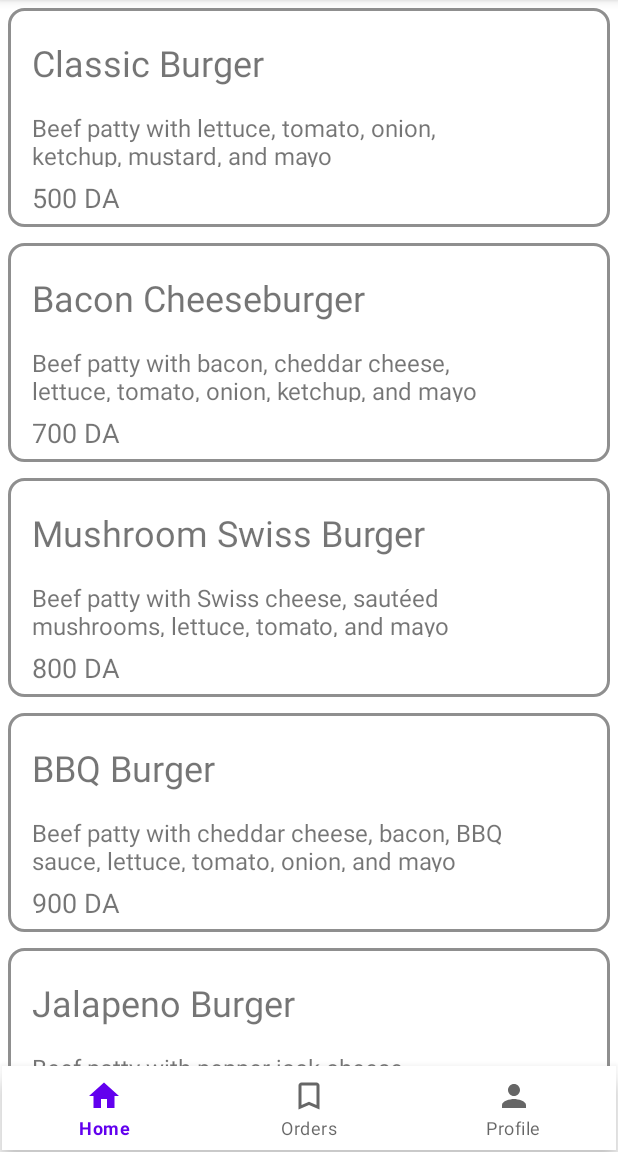
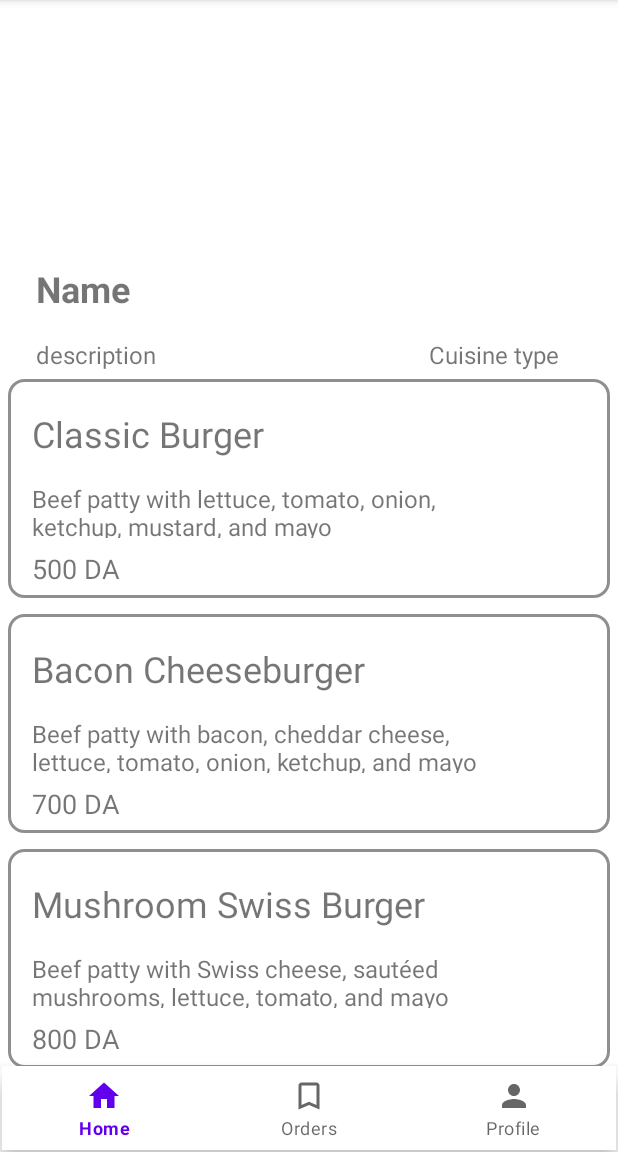
Before and after one commit to ayoubbsn/DeliveryApp, an Android app: the menuFragment screen opened through its navigation route, on a phone screen of 412 x 824 dp, the part 84-1236 px from its top. Run offline under Robolectric (Android 15) with nearby library versions, the phone set to English and light mode, and no system bars; our stand-ins replace Room's generated code, navigation-ui; network calls fail; pictures from the network do not load; 2 statements that could not run were skipped.

Commit message:
menu integrated

```diff
--- a/app/build.gradle
+++ b/app/build.gradle
@@ -47,8 +47,8 @@ dependencies {
 
 
     //Retrofit
-    implementation 'com.squareup.retrofit2:retrofit:2.6.0'
-    implementation 'com.squareup.retrofit2:converter-gson:2.6.0'
+    implementation 'com.squareup.retrofit2:retrofit:2.9.0'
+    implementation 'com.squareup.retrofit2:converter-gson:2.9.0'
     implementation 'com.google.code.gson:gson:2.8.5'
 
 
--- a/app/src/main/AndroidManifest.xml
+++ b/app/src/main/AndroidManifest.xml
@@ -1,7 +1,7 @@
 <?xml version="1.0" encoding="utf-8"?>
 <manifest xmlns:android="http://schemas.android.com/apk/res/android"
     xmlns:tools="http://schemas.android.com/tools">
-
+    <uses-permission android:name="android.permission.INTERNET" />
     <application
         android:allowBackup="true"
         android:dataExtractionRules="@xml/data_extraction_rules"
@@ -10,6 +10,7 @@
         android:label="@string/app_name"
         android:supportsRtl="true"
         android:theme="@style/Theme.DeliveryApplication"
+        android:usesCleartextTraffic="true"
         tools:targetApi="31">
         <activity
             android:name=".MainActivity"
--- a/app/src/main/java/com/example/deliveryapplication/HomeFragment.kt
+++ b/app/src/main/java/com/example/deliveryapplication/HomeFragment.kt
@@ -5,6 +5,7 @@ import androidx.fragment.app.Fragment
 import android.view.LayoutInflater
 import android.view.View
 import android.view.ViewGroup
+import androidx.lifecycle.Observer
 import androidx.lifecycle.ViewModelProvider
 import androidx.navigation.fragment.findNavController
 import androidx.recyclerview.widget.LinearLayoutManager
@@ -13,6 +14,7 @@ import androidx.recyclerview.widget.RecyclerView
 
 class HomeFragment : Fragment() {
     private lateinit var viewModel: MainActivityViewModel
+    private lateinit var adapter: RecyclerViewHomeAdapter
 
     override fun onCreateView(
         inflater: LayoutInflater, container: ViewGroup?,
@@ -22,17 +24,25 @@ class HomeFragment : Fragment() {
         //view model
         viewModel = ViewModelProvider(this).get(MainActivityViewModel::class.java)
 
+        val rootView = inflater.inflate(R.layout.fragment_home, container, false)
+        val recyclerView = rootView.findViewById<RecyclerView>(R.id.restList)
+        recyclerView.setHasFixedSize(true)
+        recyclerView.layoutManager = LinearLayoutManager(activity)
 
-        val rootView = inflater.inflate(R.layout.fragment_home, container, false)
-        val recyclerView = rootView.findViewById(R.id.restList) as RecyclerView
-        recyclerView.setHasFixedSize(true)
-        val mlayoutManager = LinearLayoutManager(activity)
-        recyclerView.layoutManager = mlayoutManager
+        // Initialize adapter
+        adapter = RecyclerViewHomeAdapter(emptyList())
+        recyclerView.adapter = adapter
 
-        val restList = viewModel.restaurantList
-        recyclerView.adapter = RecyclerViewHomeAdapter(restList)
+        // Fetch restaurants
+        viewModel.restaurantsLiveData.observe(viewLifecycleOwner, Observer { restaurants ->
+            // Update the restaurants in the adapter
+            adapter.updateRestaurants(restaurants)
+        })
 
-        (recyclerView.adapter as RecyclerViewHomeAdapter).setOnItemClickListener(object : RecyclerViewHomeAdapter.OnItemClickListener {
+        viewModel.fetchRestaurants()
+
+        // click listener for redirection to the menu list
+        adapter.setOnItemClickListener(object : RecyclerViewHomeAdapter.OnItemClickListener {
             override fun onItemClick(position: Int) {
                 // Navigate to second fragment using NavController
                 findNavController().navigate(R.id.action_homeFragment_to_menuFragment)
@@ -41,5 +51,4 @@ class HomeFragment : Fragment() {
 
         return rootView
     }
-
 }
--- a/app/src/main/java/com/example/deliveryapplication/MainActivity.kt
+++ b/app/src/main/java/com/example/deliveryapplication/MainActivity.kt
@@ -7,7 +7,11 @@ import androidx.navigation.ui.setupWithNavController
 import com.google.android.material.bottomnavigation.BottomNavigationView
 import android.content.Context
 import androidx.core.content.edit
+import androidx.lifecycle.ViewModelProvider
 import androidx.room.Room
+import com.bumptech.glide.Glide
+import com.example.deliveryapplication.model.retrofit.RestaurantAPI
+import com.example.deliveryapplication.model.retrofit.RetrofitObject
 import com.example.deliveryapplication.model.room.AppDatabase
 import kotlinx.coroutines.*
 
@@ -31,12 +35,16 @@ class MainActivity : AppCompatActivity() {
         val viewModelScope = CoroutineScope(Dispatchers.Main)
 
         viewModelScope.launch(Dispatchers.IO) {
-            val db =
-                Room.databaseBuilder(applicationContext, AppDatabase::class.java, "AppDatabase")
-                    .fallbackToDestructiveMigration()
-                    .build()
-            println("data :" + db.menuDataDao().getMenuDataItemsAll())
+            val restaurantAPI = RetrofitObject.getInstance().create(RestaurantAPI::class.java)
+            // launching a new coroutine
+            GlobalScope.launch {
+                val result = restaurantAPI.getRestaurants()
+                if (result != null)
+                // Checking the results
+                    println("ayush: " + result.body().toString())
+            }
         }
+
 
     }
 
--- a/app/src/main/java/com/example/deliveryapplication/MainActivityViewModel.kt
+++ b/app/src/main/java/com/example/deliveryapplication/MainActivityViewModel.kt
@@ -1,60 +1,21 @@
 package com.example.deliveryapplication
 
+import androidx.lifecycle.MutableLiveData
 import androidx.lifecycle.ViewModel
+import androidx.lifecycle.viewModelScope
 import com.example.deliveryapplication.model.entity.MenuItem
 import com.example.deliveryapplication.model.entity.Restaurant
+import com.example.deliveryapplication.model.retrofit.RestaurantAPI
+import com.example.deliveryapplication.model.retrofit.RetrofitObject
+import com.example.deliveryapplication.model.retrofit.entity.Restaurants
+import kotlinx.coroutines.*
 
 class MainActivityViewModel : ViewModel() {
-    var restaurantList = mutableListOf<Restaurant>(
-        Restaurant(
-            "Burger Barn",
-            """
-                    Experience the exotic flavors of Turkey with our authentic dishes made with fresh
-                    and aromatic ingredients. Enjoy a delightful culinary journey at our
-                    Turkish restaurant.
-                """.trimIndent(),
-            R.drawable.burger,
-            250,
-            4.5,
-            34
-        ),
-        Restaurant(
-            "Burger Barn",
-            """
-                    Experience the exotic flavors of Turkey with our authentic dishes made with fresh
-                    and aromatic ingredients. Enjoy a delightful culinary journey at our
-                    Turkish restaurant.
-                """.trimIndent(),
-            R.drawable.burger,
-            250,
-            4.5,
-            34
-        ),
-        Restaurant(
-            "Burger Barn",
-            """
-                    Experience the exotic flavors of Turkey with our authentic dishes made with fresh
-                    and aromatic ingredients. Enjoy a delightful culinary journey at our
-                    Turkish restaurant.
-                """.trimIndent(),
-            R.drawable.burger,
-            250,
-            4.5,
-            34
-        ),
-        Restaurant(
-            "Burger Barn",
-            """
-                    Experience the exotic flavors of Turkey with our authentic dishes made with fresh
-                    and aromatic ingredients. Enjoy a delightful culinary journey at our
-                    Turkish restaurant.
-                """.trimIndent(),
-            R.drawable.burger,
-            250,
-            4.5,
-            34
-        )
-    )
+
+    private val restaurantAPI = RetrofitObject.getInstance().create(RestaurantAPI::class.java)
+    val restaurantsLiveData = MutableLiveData<List<Restaurants>>()
+
+
     var menuItems = mutableListOf<MenuItem>(
         MenuItem(1,"Classic Burger", "Beef patty with lettuce, tomato, onion, ketchup, mustard, and mayo", 500),
         MenuItem(2,"Bacon Cheeseburger", "Beef patty with bacon, cheddar cheese, lettuce, tomato, onion, ketchup, and mayo", 700),
@@ -67,4 +28,18 @@ class MainActivityViewModel : ViewModel() {
         MenuItem(9,"Chili Burger", "Beef patty with chili con carne, cheddar cheese, lettuce, tomato, and onion", 950),
         MenuItem(10,"Buffalo Chicken Burger", "Grilled chicken breast with buffalo sauce, blue cheese dressing, lettuce, tomato, and onion", 800)
     )
+
+
+
+    fun fetchRestaurants() {
+        viewModelScope.launch(Dispatchers.IO) {
+            val response = restaurantAPI.getRestaurants()
+            if(response.isSuccessful && response.body() != null) {
+                restaurantsLiveData.postValue(response.body())
+            }
+        }
+    }
+
+
+
 }
--- a/app/src/main/java/com/example/deliveryapplication/RecyclerViewHomeAdapter.kt
+++ b/app/src/main/java/com/example/deliveryapplication/RecyclerViewHomeAdapter.kt
@@ -7,9 +7,12 @@ import android.view.ViewGroup
 import android.widget.ImageView
 import android.widget.TextView
 import androidx.recyclerview.widget.RecyclerView
+import com.bumptech.glide.Glide
 import com.example.deliveryapplication.model.entity.Restaurant
+import com.example.deliveryapplication.model.retrofit.RetrofitObject
+import com.example.deliveryapplication.model.retrofit.entity.Restaurants
 
-class RecyclerViewHomeAdapter(val data: List<Restaurant>) :
+class RecyclerViewHomeAdapter(var data: List<Restaurants>) :
     RecyclerView.Adapter<RecyclerViewHomeAdapter.MyViewHolder>() {
 
 
@@ -24,22 +27,21 @@ class RecyclerViewHomeAdapter(val data: List<Restaurant>) :
     @SuppressLint("SetTextI18n")
     override fun onBindViewHolder(holder: MyViewHolder, position: Int) {
         holder.apply {
-            nom.text = data[position].name
-            price.text = data[position].price.toInt().toString() + " DA"
+            name.text = data[position].name
+            price.text = "250 DA"
 
-            val avgRating = data[position].rating
-            if (avgRating >= 4) {
-                rating.text = "$avgRating superb"
-            } else if (avgRating > 3) {
-                rating.text = "$avgRating good"
-            } else if (avgRating > 2) {
-                rating.text = "$avgRating acceptable"
-            } else {
-                rating.text = "$avgRating bad"
-            }
+            // rating handling
+            val avgRating = 5.0
+            ratingHandler(avgRating,rating)
 
-            image.setImageResource(data[position].imageRes)
-            reviewNb.text = "(" +data[position].reviewNumber+")"
+
+            // logo handling
+            logo.setImageResource(R.drawable.burger)
+            Glide.with(holder.itemView)
+                .load(RetrofitObject.baseUrl+data[position].logo)
+                .into(logo)
+
+            reviewNb.text = "( 10 )"
 
             holder.itemView.setOnClickListener {
                 listener?.onItemClick(position)
@@ -58,15 +60,30 @@ class RecyclerViewHomeAdapter(val data: List<Restaurant>) :
     }
 
 
-
     class MyViewHolder(view: View) : RecyclerView.ViewHolder(view) {
 
-        val nom = view.findViewById(R.id.nameRes) as TextView
-        val price = view.findViewById(R.id.priceTxt) as TextView
-        val image = view.findViewById(R.id.mainPic) as ImageView
+        val name = view.findViewById(R.id.nameRes) as TextView
+        val price = view.findViewById(R.id.priceTxt) as TextView//
+        val logo = view.findViewById(R.id.mainPic) as ImageView
         val rating = view.findViewById(R.id.ratingTxt) as TextView
         val reviewNb = view.findViewById(R.id.revNumTxt) as TextView
-        var latitude = 0.0
-        var longitude = 0.0
+    }
+
+    fun updateRestaurants(restaurants: List<Restaurants>) {
+        this.data = restaurants
+        notifyDataSetChanged()
+    }
+
+    @SuppressLint("SetTextI18n")
+    fun ratingHandler(avgRating : Double, rating: TextView) {
+        if (avgRating >= 4) {
+            rating.text = "$avgRating superb"
+        } else if (avgRating > 3) {
+            rating.text = "$avgRating good"
+        } else if (avgRating > 2) {
+            rating.text = "$avgRating acceptable"
+        } else {
+            rating.text = "$avgRating bad"
+        }
     }
 }
--- /dev/null
+++ b/app/src/main/java/com/example/deliveryapplication/model/retrofit/RestaurantAPI.kt
@@ -0,0 +1,12 @@
+package com.example.deliveryapplication.model.retrofit
+
+import com.example.deliveryapplication.model.retrofit.entity.Restaurants
+import retrofit2.Response
+import retrofit2.http.GET
+
+interface RestaurantAPI {
+
+    @GET("/restaurant")
+    suspend fun getRestaurants() :  Response<List<Restaurants>>
+
+}
--- /dev/null
+++ b/app/src/main/java/com/example/deliveryapplication/model/retrofit/RetrofitObject.kt
@@ -0,0 +1,18 @@
+package com.example.deliveryapplication.model.retrofit
+
+import retrofit2.Retrofit
+import retrofit2.converter.gson.GsonConverterFactory
+
+object RetrofitObject {
+
+
+    val baseUrl = "http://192.168.56.1:5000/"
+
+    fun getInstance(): Retrofit {
+        return Retrofit.Builder().baseUrl(baseUrl)
+            .addConverterFactory(GsonConverterFactory.create())
+            // we need to add converter factory to
+            // convert JSON object to Java object
+            .build()
+    }
+}
--- /dev/null
+++ b/app/src/main/java/com/example/deliveryapplication/model/retrofit/entity/Restaurants.kt
@@ -0,0 +1,15 @@
+package com.example.deliveryapplication.model.retrofit.entity
+
+data class Restaurants(
+    val id: Int,
+    val name: String,
+    val description: String,
+    val logo: String,
+    val location: String,
+    val latitude: Double,
+    val longitude: Double,
+    val cuisine_type: String,
+    val contact_phone: String,
+    val contact_email: String,
+    val social_media_pages: String
+)
--- a/app/src/main/res/layout/fragment_menu.xml
+++ b/app/src/main/res/layout/fragment_menu.xml
@@ -1,13 +1,15 @@
-<?xml version="1.0" encoding="utf-8"?>
-<FrameLayout
-    xmlns:android="http://schemas.android.com/apk/res/android"
+<FrameLayout xmlns:android="http://schemas.android.com/apk/res/android"
     xmlns:app="http://schemas.android.com/apk/res-auto"
+    android:layout_width="match_parent"
+    android:layout_height="match_parent">
+
+    <androidx.core.widget.NestedScrollView
         android:layout_width="match_parent"
         android:layout_height="match_parent">
 
         <androidx.constraintlayout.widget.ConstraintLayout
             android:layout_width="match_parent"
-        android:layout_height="match_parent">
+            android:layout_height="wrap_content">
 
             <androidx.appcompat.widget.Toolbar
                 android:id="@+id/toolbar"
@@ -15,30 +17,85 @@
                 android:layout_height="?attr/actionBarSize"
                 android:background="?attr/colorPrimary"
                 android:elevation="4dp"
-            app:layout_constraintTop_toTopOf="parent"
+                app:layout_constraintEnd_toEndOf="parent"
                 app:layout_constraintStart_toStartOf="parent"
-            app:layout_constraintEnd_toEndOf="parent" />
+                app:layout_constraintTop_toTopOf="parent" />
+
+            <androidx.constraintlayout.widget.ConstraintLayout
+                android:id="@+id/restDescContainer"
+                android:layout_width="match_parent"
+                android:layout_height="wrap_content"
+                app:layout_constraintBottom_toTopOf="@id/menuList"
+                app:layout_constraintTop_toBottomOf="@id/toolbar">
+
+                <ImageView
+                    android:id="@+id/restPic"
+                    android:layout_width="match_parent"
+                    android:layout_height="160dp"
+                    android:layout_gravity="center_vertical"
+                    app:layout_constraintEnd_toEndOf="parent"
+                    app:layout_constraintStart_toStartOf="parent"
+                    app:layout_constraintTop_toTopOf="parent" />
+
+                <TextView
+                    android:id="@+id/nameRes"
+                    android:layout_width="0dp"
+                    android:layout_height="33dp"
+                    android:layout_marginStart="24dp"
+                    android:layout_marginTop="16dp"
+                    android:text="Name"
+                    android:textSize="24sp"
+                    android:textStyle="bold"
+                    app:layout_constraintEnd_toEndOf="parent"
+                    app:layout_constraintStart_toStartOf="parent"
+                    app:layout_constraintTop_toBottomOf="@+id/restPic" />
+
+                <TextView
+                    android:id="@+id/descRes"
+                    android:layout_width="150dp"
+                    android:layout_height="wrap_content"
+                    android:layout_marginStart="24dp"
+                    android:layout_marginTop="16dp"
+                    android:width="30dp"
+                    android:text="description"
+                    android:textSize="16sp"
+                    app:layout_constraintStart_toStartOf="parent"
+                    app:layout_constraintTop_toBottomOf="@+id/nameRes" />
+
+                <TextView
+                    android:id="@+id/typeRes"
+                    android:layout_width="110dp"
+                    android:layout_height="wrap_content"
+                    android:layout_marginTop="16dp"
+                    android:layout_marginEnd="16dp"
+                    android:width="30dp"
+                    android:text="Cuisine type "
+                    android:textSize="16sp"
+                    app:layout_constraintEnd_toEndOf="parent"
+                    app:layout_constraintTop_toBottomOf="@+id/nameRes" />
+
+            </androidx.constraintlayout.widget.ConstraintLayout>
 
             <androidx.recyclerview.widget.RecyclerView
                 android:id="@+id/menuList"
                 android:layout_width="0dp"
-            android:layout_height="0dp"
-            app:layout_constraintTop_toBottomOf="@id/toolbar"
+                android:layout_height="wrap_content"
+                app:layout_constraintBottom_toTopOf="@id/button"
+                app:layout_constraintEnd_toEndOf="parent"
                 app:layout_constraintStart_toStartOf="parent"
-            app:layout_constraintEnd_toEndOf="parent"
-            app:layout_constraintBottom_toTopOf="@id/button" />
+                app:layout_constraintTop_toBottomOf="@id/restDescContainer" />
 
             <Button
                 android:id="@+id/button"
                 android:layout_width="match_parent"
                 android:layout_height="wrap_content"
-            android:text="Add to card"
+                android:text="Add to cart"
                 android:visibility="gone"
-            app:layout_constraintTop_toBottomOf="@id/menuList"
+                app:layout_constraintBottom_toBottomOf="parent"
                 app:layout_constraintEnd_toEndOf="parent"
-            app:layout_constraintBottom_toBottomOf="parent"
-            app:layout_constraintHorizontal_bias="0.5" />
+                app:layout_constraintHorizontal_bias="0.5"
+                app:layout_constraintTop_toBottomOf="@id/menuList" />
 
         </androidx.constraintlayout.widget.ConstraintLayout>
-
+    </androidx.core.widget.NestedScrollView>
 </FrameLayout>
```
Lines whose indentation alone changed are shown as unchanged.
